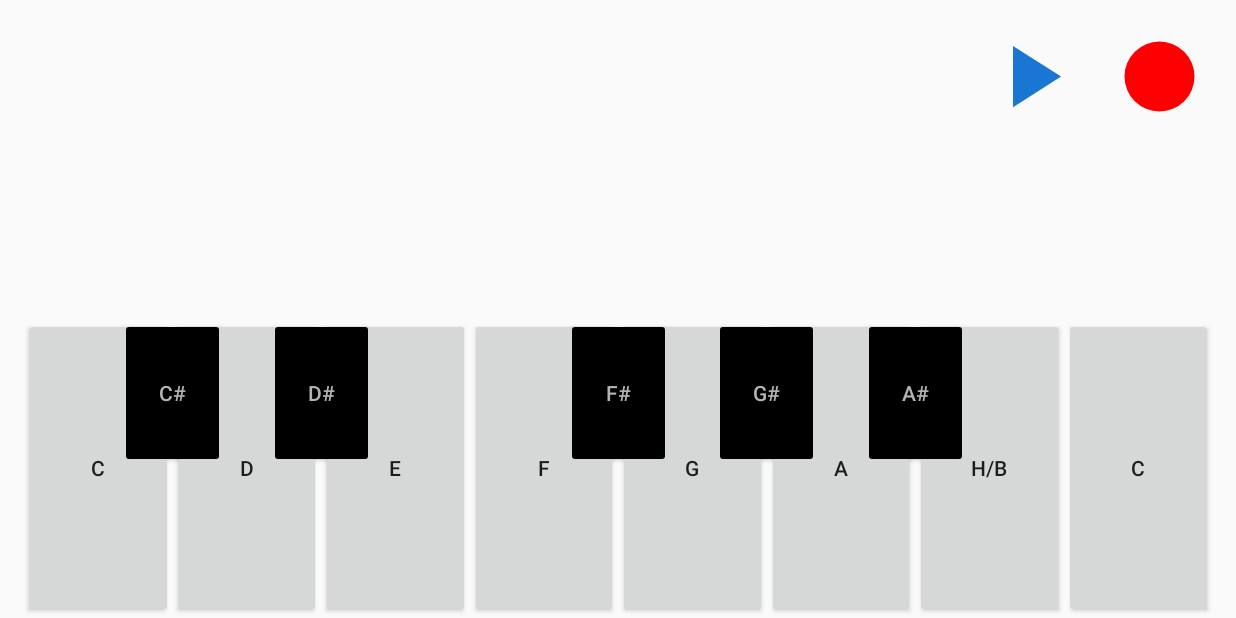
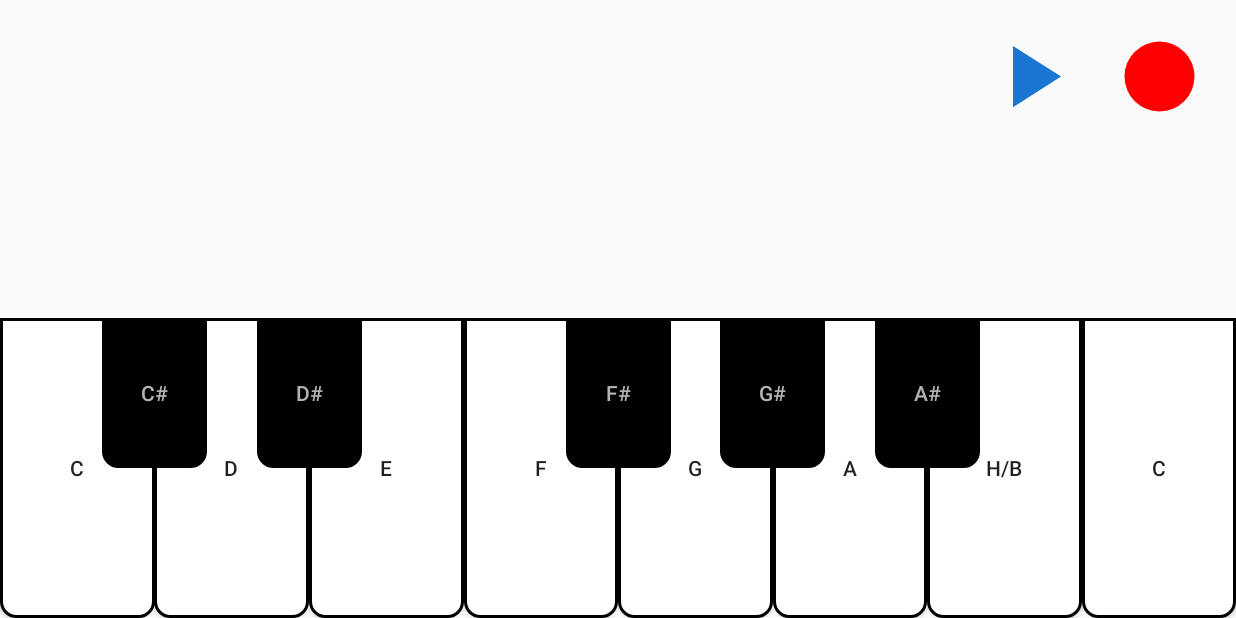
Before and after one commit to QndziaPL/TapForMelody, an Android app: the screen it shows after launch (MainActivity), on a phone screen of 824 x 412 dp (held sideways). Run offline under Robolectric (Android 15) with nearby library versions, the light colour scheme and no system bars; our stand-ins replace data binding.

Commit message:
changing keyboard visuals

```diff
--- a/app/src/main/java/com/qndzia/tapformelody/notes/Note.kt
+++ b/app/src/main/java/com/qndzia/tapformelody/notes/Note.kt
@@ -1,11 +1,6 @@
 package com.qndzia.tapformelody.notes
 
 import com.qndzia.tapformelody.R
-
-//data class Note (
-//    val name: String,
-//    val sound: Int
-//)
 
 enum class Note(val noteName: String, val sound: Int) {
 
--- a/app/src/main/java/com/qndzia/tapformelody/playandrecord/PlayAndRecord.kt
+++ b/app/src/main/java/com/qndzia/tapformelody/playandrecord/PlayAndRecord.kt
@@ -54,12 +54,12 @@ class PlayAndRecord : Fragment() {
 
         viewModel.noteListSize.observe(viewLifecycleOwner,
             Observer {
-                if (it == 14 && viewModel.isRecording.value == true) {
-                    Toast.makeText(context, "You can record only 1 note more!!!", Toast.LENGTH_LONG)
-                        .show()
-                }else if (it == 15){
-
-                }
+                if (it == 14 && viewModel.isRecording.value == true) Toast.makeText(
+                    context,
+                    "You can record only 1 note more!!!",
+                    Toast.LENGTH_LONG
+                )
+                    .show()
             })
 
         return binding.root
--- a/app/src/main/java/com/qndzia/tapformelody/playandrecord/PlayAndRecorvViewModel.kt
+++ b/app/src/main/java/com/qndzia/tapformelody/playandrecord/PlayAndRecorvViewModel.kt
@@ -13,9 +13,6 @@ import com.qndzia.tapformelody.notes.Note
 
 class PlayAndRecordViewModel(application: Application) : AndroidViewModel(application) {
 
-
-
-
     private var _isRecording = MutableLiveData<Boolean>()
     val isRecording: LiveData<Boolean> = _isRecording
 
@@ -25,12 +22,9 @@ class PlayAndRecordViewModel(application: Application) : AndroidViewModel(applic
     private var _noteListSize = MutableLiveData<Int>()
     val noteListSize: LiveData<Int> = _noteListSize
 
+    private val noteList = mutableListOf<Note>()
 
-
-
-    val noteList = mutableListOf<Note>()
-
-    var blockAdding = true
+    private var blockAdding = true
 
 
     fun cKeyPressed() {
@@ -86,7 +80,7 @@ class PlayAndRecordViewModel(application: Application) : AndroidViewModel(applic
     }
 
     private fun keyPressed(note: Note) {
-        var mediaPlayer = MediaPlayer.create(getApplication(), note.sound)
+        val mediaPlayer = MediaPlayer.create(getApplication(), note.sound)
         mediaPlayer.start()
         Handler().postDelayed({
             mediaPlayer.release()
@@ -103,12 +97,7 @@ class PlayAndRecordViewModel(application: Application) : AndroidViewModel(applic
                     _isRecording.value = false
                     blockAdding = true
                 }
-
             }
-//            else {
-//                _isRecording.value = false
-//                blockAdding = true
-//            }
         }
     }
 
@@ -126,22 +115,18 @@ class PlayAndRecordViewModel(application: Application) : AndroidViewModel(applic
     }
 
     fun onPlayPressed() {
-        if (noteList.isNotEmpty())
-        {
+        if (noteList.isNotEmpty()) {
             noteList.forEach {
-
                 Thread.sleep(300)
-                var mediaPlayer = MediaPlayer.create(getApplication(), it.sound)
+                val mediaPlayer = MediaPlayer.create(getApplication(), it.sound)
                 mediaPlayer.start()
                 Handler().postDelayed({
                     mediaPlayer.release()
                 }, 300)
             }
-        }else{
+        } else {
             Toast.makeText(getApplication(), "Record something first :)", Toast.LENGTH_LONG).show()
         }
-
-
     }
 
     init {
@@ -151,5 +136,4 @@ class PlayAndRecordViewModel(application: Application) : AndroidViewModel(applic
     }
 
 
-
 }
--- /dev/null
+++ b/app/src/main/res/drawable/button_background.xml
@@ -0,0 +1,16 @@
+<?xml version="1.0" encoding="utf-8"?>
+<shape xmlns:android="http://schemas.android.com/apk/res/android"
+    android:shape="rectangle">
+    <corners
+        android:bottomLeftRadius="10dp"
+        android:bottomRightRadius="10dp"
+        />
+    <solid
+        android:color="#FFFFFF"
+        />
+    <stroke
+        android:width="2dp"
+        android:color="@android:color/black"
+        />
+
+</shape>
--- /dev/null
+++ b/app/src/main/res/drawable/button_background_black.xml
@@ -0,0 +1,16 @@
+<?xml version="1.0" encoding="utf-8"?>
+<shape xmlns:android="http://schemas.android.com/apk/res/android"
+    android:shape="rectangle">
+    <corners
+        android:bottomLeftRadius="10dp"
+        android:bottomRightRadius="10dp"
+        />
+    <solid
+        android:color="#000000"
+        />
+    <stroke
+        android:width="2dp"
+        android:color="@android:color/black"
+        />
+
+</shape>
--- a/app/src/main/res/layout/fragment_play_and_record.xml
+++ b/app/src/main/res/layout/fragment_play_and_record.xml
@@ -58,8 +58,6 @@
             android:id="@+id/whiteKeysLayout"
             android:layout_width="match_parent"
             android:layout_height="wrap_content"
-            android:layout_marginStart="16dp"
-            android:layout_marginEnd="16dp"
             app:layout_constraintBottom_toBottomOf="parent"
             app:layout_constraintEnd_toEndOf="parent"
             app:layout_constraintStart_toStartOf="parent">
@@ -68,6 +66,7 @@
                 android:id="@+id/keyC"
                 android:layout_width="0dp"
                 android:layout_height="200dp"
+                android:background="@drawable/button_background"
                 android:onClick="@{() -> viewModel.cKeyPressed()}"
                 android:text="C"
                 app:layout_constraintBaseline_toBaselineOf="@+id/keyD"
@@ -79,6 +78,7 @@
                 android:id="@+id/keyD"
                 android:layout_width="0dp"
                 android:layout_height="200dp"
+                android:background="@drawable/button_background"
                 android:onClick="@{() -> viewModel.dKeyPressed()}"
                 android:text="D"
                 app:layout_constraintBaseline_toBaselineOf="@+id/keyE"
@@ -90,6 +90,7 @@
                 android:id="@+id/keyE"
                 android:layout_width="0dp"
                 android:layout_height="200dp"
+                android:background="@drawable/button_background"
                 android:onClick="@{() -> viewModel.eKeyPressed()}"
                 android:text="E"
                 app:layout_constraintBaseline_toBaselineOf="@+id/keyF"
@@ -101,6 +102,7 @@
                 android:id="@+id/keyF"
                 android:layout_width="0dp"
                 android:layout_height="200dp"
+                android:background="@drawable/button_background"
                 android:onClick="@{() -> viewModel.fKeyPressed()}"
                 android:text="F"
                 app:layout_constraintBaseline_toBaselineOf="@+id/keyG"
@@ -112,6 +114,7 @@
                 android:id="@+id/keyG"
                 android:layout_width="0dp"
                 android:layout_height="200dp"
+                android:background="@drawable/button_background"
                 android:onClick="@{() -> viewModel.gKeyPressed()}"
                 android:text="G"
                 app:layout_constraintBaseline_toBaselineOf="@+id/keyA"
@@ -123,6 +126,7 @@
                 android:id="@+id/keyA"
                 android:layout_width="0dp"
                 android:layout_height="200dp"
+                android:background="@drawable/button_background"
                 android:onClick="@{() -> viewModel.aKeyPressed()}"
                 android:text="A"
                 app:layout_constraintBaseline_toBaselineOf="@+id/keyH"
@@ -134,6 +138,7 @@
                 android:id="@+id/keyH"
                 android:layout_width="0dp"
                 android:layout_height="200dp"
+                android:background="@drawable/button_background"
                 android:onClick="@{() -> viewModel.hKeyPressed()}"
                 android:text="H/B"
                 app:layout_constraintBaseline_toBaselineOf="@+id/keyC2"
@@ -145,6 +150,7 @@
                 android:id="@+id/keyC2"
                 android:layout_width="0dp"
                 android:layout_height="200dp"
+                android:background="@drawable/button_background"
                 android:onClick="@{() -> viewModel.c2KeyPressed()}"
                 android:text="C"
                 app:layout_constraintBottom_toBottomOf="parent"
@@ -156,6 +162,7 @@
                 android:id="@+id/keyCsharp"
                 android:layout_width="70dp"
                 android:layout_height="100dp"
+                android:background="@drawable/button_background_black"
                 android:backgroundTint="#000000"
                 android:onClick="@{() -> viewModel.cSharpKeyPressed()}"
                 android:text="C#"
@@ -168,6 +175,7 @@
                 android:id="@+id/keyDsharp"
                 android:layout_width="70dp"
                 android:layout_height="100dp"
+                android:background="@drawable/button_background_black"
                 android:backgroundTint="#000000"
                 android:onClick="@{() -> viewModel.dSharpKeyPressed()}"
                 android:text="D#"
@@ -180,6 +188,7 @@
                 android:id="@+id/keyFsharp"
                 android:layout_width="70dp"
                 android:layout_height="100dp"
+                android:background="@drawable/button_background_black"
                 android:backgroundTint="#000000"
                 android:onClick="@{() -> viewModel.fSharpKeyPressed()}"
                 android:text="F#"
@@ -192,6 +201,7 @@
                 android:id="@+id/keyGsharp"
                 android:layout_width="70dp"
                 android:layout_height="100dp"
+                android:background="@drawable/button_background_black"
                 android:backgroundTint="#000000"
                 android:onClick="@{() -> viewModel.gSharpKeyPressed()}"
                 android:text="G#"
@@ -204,6 +214,7 @@
                 android:id="@+id/keyAsharp"
                 android:layout_width="70dp"
                 android:layout_height="100dp"
+                android:background="@drawable/button_background_black"
                 android:backgroundTint="#000000"
                 android:onClick="@{() -> viewModel.aSharpKeyPressed()}"
                 android:text="A#"
```
